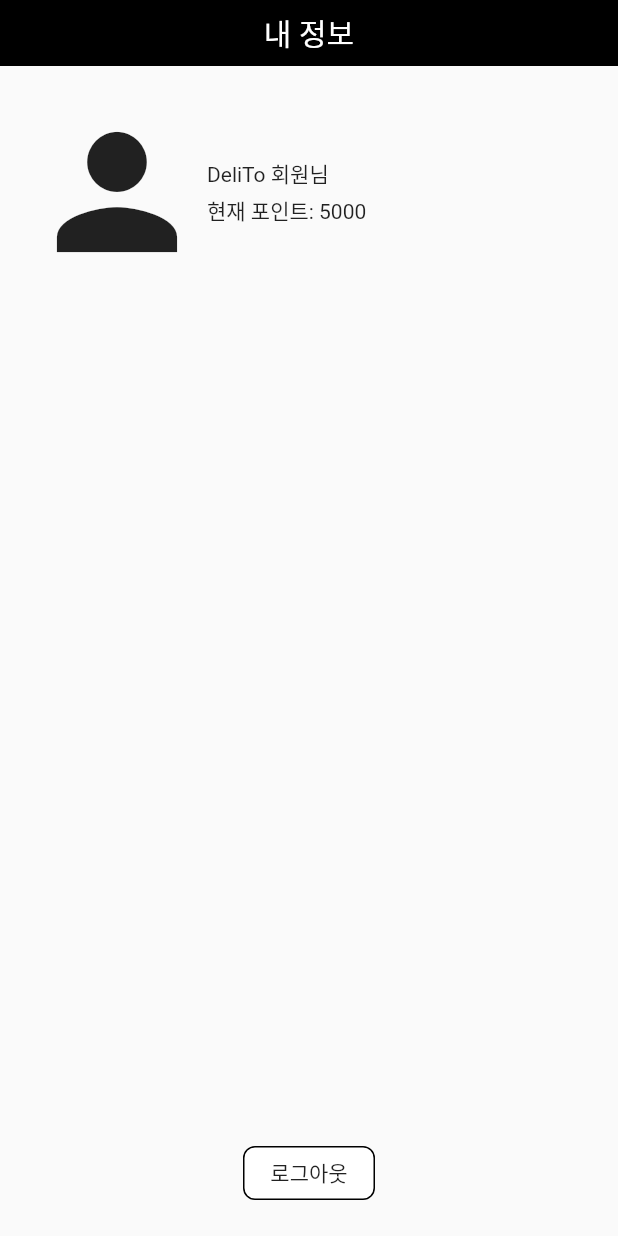
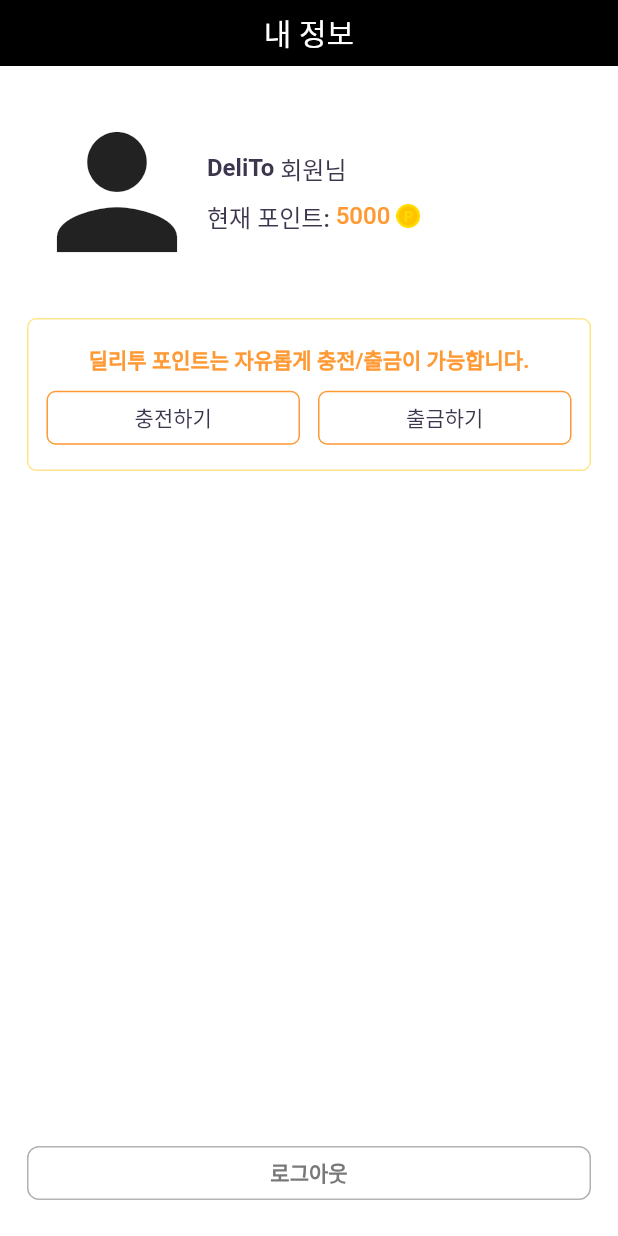
Before and after one commit to LiiNen/DeleTo, a Flutter app: the UserView screen opened directly, on a phone screen of 412 x 824 dp. Run offline on Flutter 3.47's test engine with Material 2 defaults, Android fonts, the phone set to English and light mode, and no system bars; our stand-ins replace fluttertoast; Roboto replaces fonts that are missing (NotoSansCJKKR).

Commit message:
Add userinfo menus for charge

```diff
--- a/lib/component/default_button.dart
+++ b/lib/component/default_button.dart
@@ -1,3 +1,4 @@
+import 'package:delito/style.dart';
 import 'package:flutter/material.dart';
 
 class DefaultButton extends StatelessWidget {
@@ -17,12 +18,12 @@ class DefaultButton extends StatelessWidget {
       child: Container(
         width: width, height: height,
         decoration: BoxDecoration(
-          border: Border.all(color: Colors.black, width: 1),
+          border: Border.all(color: Color(0xffb2b2b2), width: 1),
           borderRadius: BorderRadius.all(Radius.circular(8)),
           color: Colors.white,
         ),
         child: Center(
-          child: Text(title)
+          child: Text(title, style: textStyle(color: Color(0xff787878), weight: 600))
         )
       )
     );
--- a/lib/main_nav/report/report_view.dart
+++ b/lib/main_nav/report/report_view.dart
@@ -42,7 +42,7 @@ class _ReportView extends State<ReportView> {
               SizedBox(height: 12),
               DefaultTextField(controller: emailController, focusNode: emailFocusNode, hint: '(선택) 회신받을 이메일 주소', callback: _sendReport,),
               Expanded(child: Container()),
-              DefaultButton(title: '신고 접수', callback: _sendReport),
+              DefaultButton(title: '신고 접수', callback: _sendReport, width: MediaQuery.of(context).size.width),
               SizedBox(height: 24),
             ]
           )
--- /dev/null
+++ b/lib/main_nav/user/point_charge_button.dart
@@ -0,0 +1,29 @@
+import 'package:delito/function.dart';
+import 'package:delito/main_nav/user/point_charge_view.dart';
+import 'package:delito/style.dart';
+import 'package:flutter/material.dart';
+
+class PointChargeButton extends StatelessWidget {
+  final bool isCharge;
+  PointChargeButton({this.isCharge=true});
+
+  @override
+  Widget build(BuildContext context) {
+    return GestureDetector(
+      behavior: HitTestBehavior.translucent,
+      onTap: () {
+        navigatorPush(context: context, widget: PointChargeView(isCharge: isCharge));
+      },
+      child: Container(
+        height: 36,
+        decoration: BoxDecoration(
+          borderRadius: BorderRadius.all(Radius.circular(6)),
+          border: Border.all(color: Color(0xffff9933))
+        ),
+        child: Center(
+          child: Text(isCharge ? '충전하기' : '출금하기', style: textStyle(weight: 500),),
+        )
+      )
+    );
+  }
+}
--- /dev/null
+++ b/lib/main_nav/user/point_charge_view.dart
@@ -0,0 +1,28 @@
+import 'package:delito/component/default_app_bar.dart';
+import 'package:delito/style.dart';
+import 'package:flutter/material.dart';
+
+class PointChargeView extends StatelessWidget {
+  final bool isCharge;
+  PointChargeView({required this.isCharge});
+
+  @override
+  Widget build(BuildContext context) {
+    return Scaffold(
+      appBar: DefaultAppBar(title: isCharge ? '포인트 충전' : '포인트 출금', back: true,),
+      backgroundColor: Colors.white,
+      body: Container(
+        width: MediaQuery.of(context).size.width,
+        child: Column(
+          mainAxisAlignment: MainAxisAlignment.center,
+          children: [
+            Text('포인트 ${isCharge ? '충전' : '출금'} 페이지입니다.', style: textStyle(weight: 600, size: 16.0)),
+            SizedBox(height: 14),
+            Text('미구현된 페이지입니다.', style: textStyle(weight: 600, size: 16.0)),
+            SizedBox(height: 100)
+          ]
+        )
+      )
+    );
+  }
+}
--- a/lib/main_nav/user/user_view.dart
+++ b/lib/main_nav/user/user_view.dart
@@ -3,7 +3,9 @@ import 'package:delito/component/default_app_bar.dart';
 import 'package:delito/component/default_button.dart';
 import 'package:delito/function.dart';
 import 'package:delito/login_view.dart';
+import 'package:delito/main_nav/user/point_charge_button.dart';
 import 'package:delito/object/user.dart';
+import 'package:delito/style.dart';
 import 'package:flutter/material.dart';
 
 class UserView extends StatefulWidget {
@@ -15,6 +17,7 @@ class _UserView extends State<UserView> {
   Widget build(BuildContext context) {
     return Scaffold(
       appBar: DefaultAppBar(title: '내 정보'),
+      backgroundColor: Colors.white,
       body: Container(
         width: MediaQuery.of(context).size.width,
         height: MediaQuery.of(context).size.height,
@@ -24,8 +27,10 @@ class _UserView extends State<UserView> {
           children: [
             SizedBox(height: 24),
             _userInfoBox(),
+            SizedBox(height: 24),
+            _pointBox(),
             Expanded(child: Container()),
-            DefaultButton(title: '로그아웃', callback: _logoutAction),
+            DefaultButton(title: '로그아웃', width: MediaQuery.of(context).size.width, callback: _logoutAction),
             SizedBox(height: 24),
           ]
         )
@@ -45,13 +50,53 @@ class _UserView extends State<UserView> {
           child: Column(
             crossAxisAlignment: CrossAxisAlignment.start,
             children: [
-              Text('${userInfo.name} 회원님'),
-              SizedBox(height: 4),
-              Text('현재 포인트: ${userInfo.point}')
+              Row(
+                children: [
+                  Text(userInfo.name, style: textStyle(weight: 700, size: 16.0)),
+                  Text(' 회원님', style: textStyle(weight: 500, size: 16.0)),
+                ]
+              ),
+              SizedBox(height: 8),
+              Row(
+                children: [
+                  Text('현재 포인트: ', style: textStyle(weight: 500, size: 16.0)),
+                  Text(userInfo.point.toString(), style: textStyle(color: Color(0xffff9933), weight: 500, size: 16.0)),
+                  SizedBox(width: 4),
+                  Image.asset('asset/pointIcon.png', width: 16),
+                ]
+              )
             ]
           )
         )
       ]
+    );
+  }
+
+  _pointBox() {
+    return Container(
+      width: MediaQuery.of(context).size.width,
+      height: 102,
+      decoration: BoxDecoration(
+        borderRadius: BorderRadius.all(Radius.circular(6)),
+        border: Border.all(color: Color(0xffffe489))
+      ),
+      child: Column(
+        mainAxisAlignment: MainAxisAlignment.center,
+        children: [
+          Text('딜리투 포인트는 자유롭게 충전/출금이 가능합니다.', style: textStyle(color: Color(0xffff9933), weight: 700, size: 14.0)),
+          SizedBox(height: 10),
+          Row(
+            mainAxisAlignment: MainAxisAlignment.center,
+            children: [
+              SizedBox(width: 12),
+              Expanded(child: PointChargeButton(isCharge: true)),
+              SizedBox(width: 12),
+              Expanded(child: PointChargeButton(isCharge: false)),
+              SizedBox(width: 12),
+            ]
+          )
+        ]
+      )
     );
   }
 
--- a/lib/style.dart
+++ b/lib/style.dart
@@ -29,7 +29,7 @@ TextStyle textStyle({color: const Color(0xff3c354d), weight: int, double size: 1
 enabledBorderDefault() {
   return OutlineInputBorder(
     borderRadius: BorderRadius.circular(10),
-    borderSide: BorderSide(color: Color(0xfff0f0f0), width: 1),
+    borderSide: BorderSide(color: Color(0xffc2c2c2), width: 1),
   );
 }
 
--- a/pubspec.yaml
+++ b/pubspec.yaml
@@ -59,8 +59,8 @@ flutter:
   uses-material-design: true
 
   # To add assets to your application, add an assets section, like this:
-  # assets:
-  #   - images/a_dot_burr.jpeg
+  assets:
+     - asset/
   #   - images/a_dot_ham.jpeg
 
   # An image asset can refer to one or more resolution-specific "variants", see
```
Also changed, not shown: asset/pointIcon.png (added).
